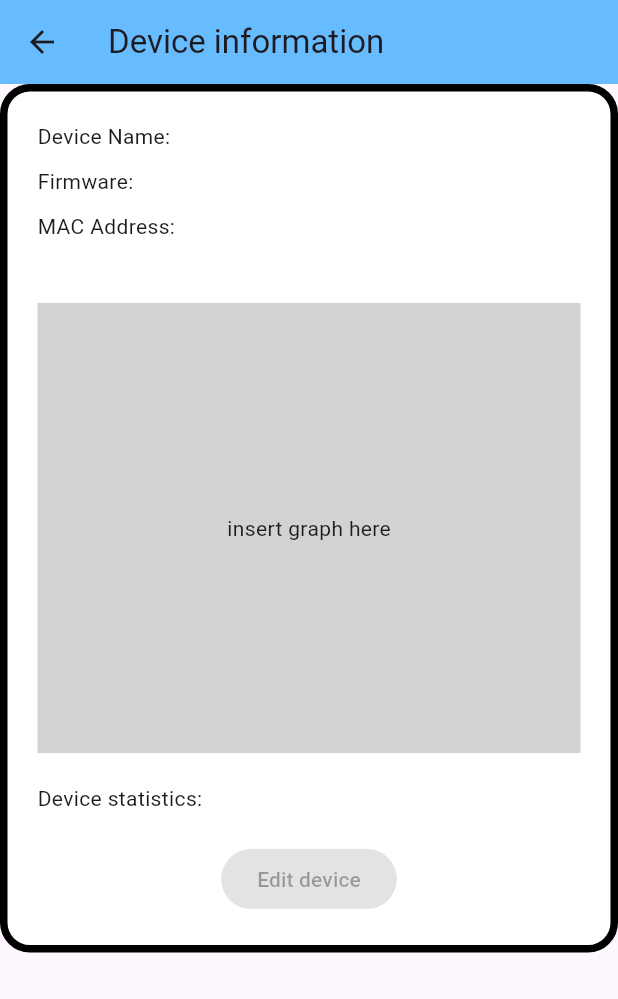
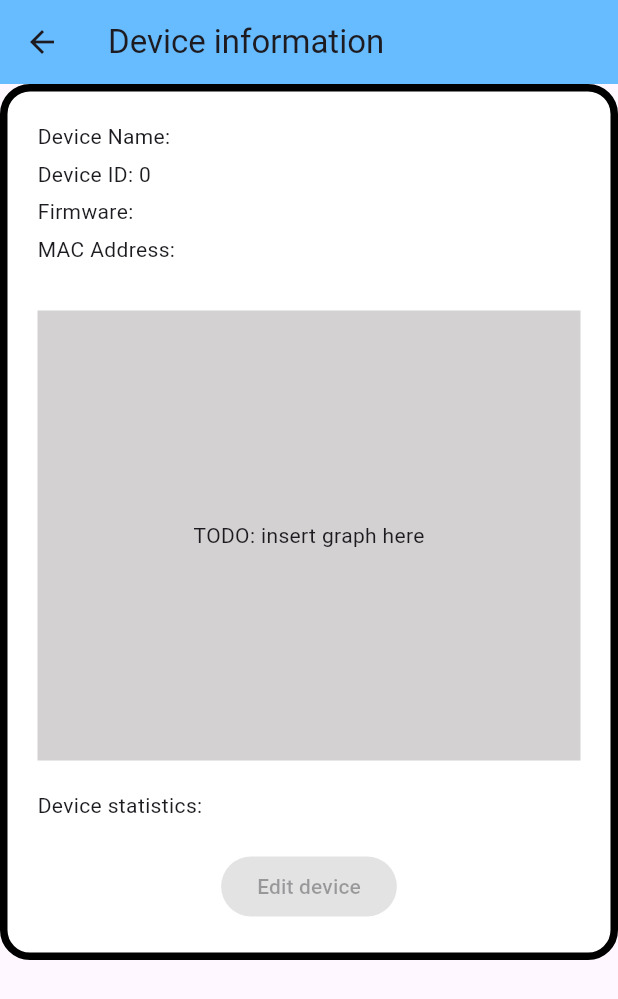
Before and after one commit to JakubH98/ahremadminpanel, a Flutter app: the DeviceInfoWindow screen opened directly with empty values, on a phone screen of 412 x 824 dp. Shown: the top 999 px of the screen. Run offline on Flutter 3.47's test engine with Material 3 defaults, Android fonts, the light colour scheme and no system bars; network calls fail.

Commit message:
Fixed a bug where Device ID wasn't showing

```diff
--- a/lib/device_info_window.dart
+++ b/lib/device_info_window.dart
@@ -2,6 +2,7 @@ import 'package:flutter/material.dart';
 
 class DeviceInfoWindow extends StatelessWidget {
   final String deviceName;
+  final int? deviceId;
   final String firmware;
   final String macAddress;
   final String status;
@@ -9,6 +10,7 @@ class DeviceInfoWindow extends StatelessWidget {
   const DeviceInfoWindow({
     super.key,
     required this.deviceName,
+    required this.deviceId,
     required this.firmware,
     required this.macAddress,
     required this.status,
@@ -37,13 +39,15 @@ class DeviceInfoWindow extends StatelessWidget {
               crossAxisAlignment: CrossAxisAlignment.start,
               children: [
                 Text('Device Name: $deviceName'),
-                const SizedBox(height: 10),
+                const SizedBox(height: 5),
+                Text('Device ID: $deviceId'),
+                const SizedBox(height: 5),
                 Text('Firmware: $firmware'),
-                const SizedBox(height: 10),
+                const SizedBox(height: 5),
                 Text('MAC Address: $macAddress'),
-                const SizedBox(height: 10),
+                const SizedBox(height: 5),
                 Text(status),
-                const SizedBox(height: 10),
+                const SizedBox(height: 5),
 
                 Center(
                   child: Container(
@@ -51,7 +55,7 @@ class DeviceInfoWindow extends StatelessWidget {
                     height: 300,
                     width: 500,
                     color: const Color.fromARGB(255, 211, 209, 209),
-                    child: const Text('insert graph here'),
+                    child: const Text('TODO: insert graph here'),
                   ),
                 ),
 
--- a/lib/main.dart
+++ b/lib/main.dart
@@ -181,7 +181,6 @@ class _ItemListState extends State<ItemList> {
   @override
   Widget build(BuildContext context) {
 
-
     return Column(
       children: [
         const SizedBox(height: 90),
@@ -205,6 +204,7 @@ class _ItemListState extends State<ItemList> {
                       final device = devices[index];
                       return DeviceItem(
                         deviceName: device.deviceName,
+                        deviceId: device.deviceId,
                         firmware: device.firmware,
                         macAdress: device.macAddress,
                         status: device.isActive ? 'Device status: running':'Device status: off',
@@ -238,6 +238,7 @@ class _ItemListState extends State<ItemList> {
 
 class DeviceItem extends StatelessWidget {
   final String deviceName;
+  final int? deviceId;
   final String status;
   final String firmware;
   final String macAdress;
@@ -245,6 +246,7 @@ class DeviceItem extends StatelessWidget {
   const DeviceItem({
     super.key,
     required this.deviceName,
+    required this.deviceId,
     required this.status,
     required this.firmware,
     required this.macAdress
@@ -277,6 +279,8 @@ class DeviceItem extends StatelessWidget {
                   style: const TextStyle(fontSize: 16, fontWeight: FontWeight.bold),
                 ),
                 const SizedBox(height: 2),
+                Text('Device ID: $deviceId', style: const TextStyle(fontSize: 14)),
+                const SizedBox(height: 2),
                 Text(status, style: const TextStyle(fontSize: 14)),
                 const SizedBox(height: 2),
                 Text(firmware, style: const TextStyle(fontSize: 14)),
@@ -292,6 +296,7 @@ class DeviceItem extends StatelessWidget {
                 MaterialPageRoute(
                   builder: (builder) => DeviceInfoWindow(
                   deviceName: deviceName,
+                  deviceId: deviceId,
                   firmware: firmware,
                   macAddress: macAdress,
                   status: status,
--- a/lib/settings_window.dart
+++ b/lib/settings_window.dart
@@ -124,7 +124,7 @@ class _SettingsWindowState extends State<SettingsWindow> {
                 child: Column(
                   crossAxisAlignment: CrossAxisAlignment.start,
                   children: [
-                    const Text('TBD(idk what to put here yet)'),
+                    const Text('TBD: Settings options will be added here in the future.'),
                   ],
                 ),
               ),
--- a/lib/users_window.dart
+++ b/lib/users_window.dart
@@ -120,7 +120,7 @@ class UsersWindow extends StatefulWidget {
                 child: Column(
                   crossAxisAlignment: CrossAxisAlignment.start,
                   children: [
-                    const Text('TBD(list of users? with checkbox thingies?)'),
+                    const Text('TBD: User management features will be implemented here.'),
                   ],
                 ),
               ),
```
